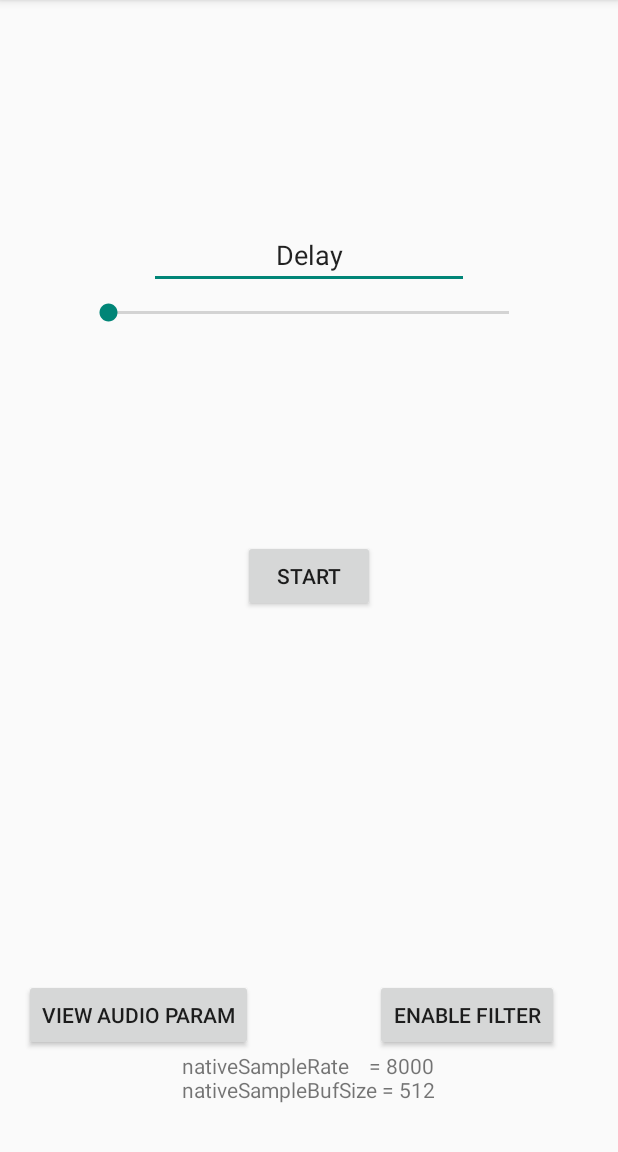
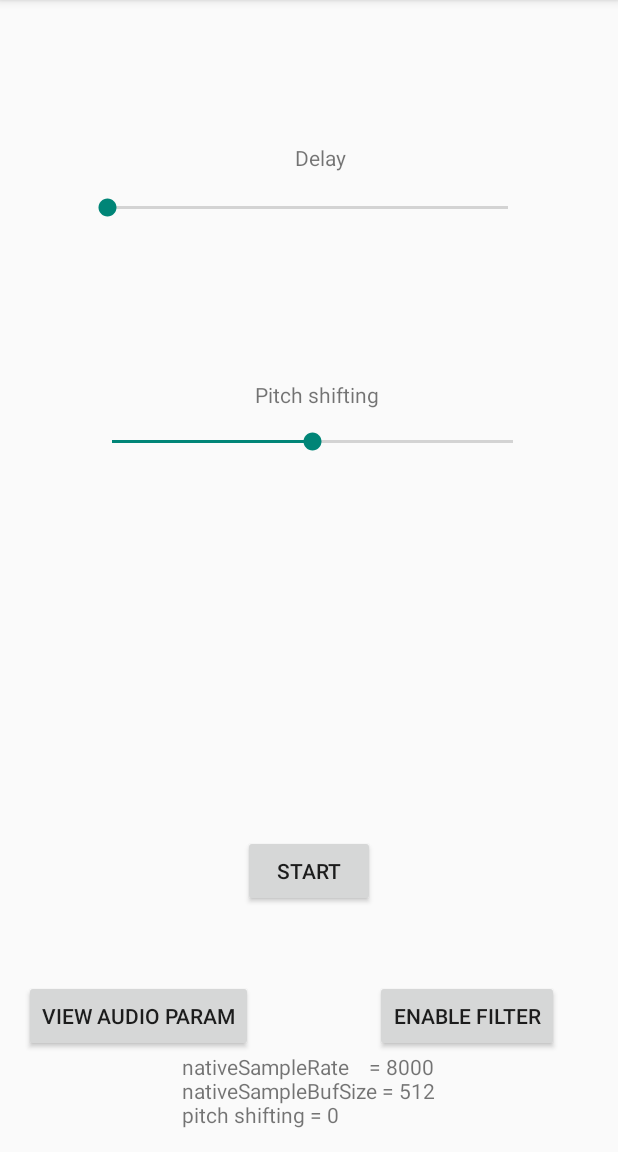
Before and after one commit to alexd555/wsola, an Android app: the screen it shows after launch (MainActivity), on a phone screen of 412 x 824 dp, the part 84-1236 px from its top. Run offline under Robolectric (Android 15) with nearby library versions, the phone set to English and light mode, and no system bars; 1 statement that could not run was skipped.

Commit message:
pitch shifting with seekBar

```diff
--- a/audio-echo/app/build.gradle
+++ b/audio-echo/app/build.gradle
@@ -10,7 +10,7 @@ android {
              *) set this minSDKVersion and cmake's ANDROID_PLATFORM to your version
              *) set ANDROID_STL to c++_static for some very earlier version android.
          */
-        minSdkVersion 23
+        minSdkVersion 22
         targetSdkVersion 25
         versionCode 1
         versionName '1.0'
--- a/audio-echo/app/src/main/java/com/google/sample/echo/MainActivity.java
+++ b/audio-echo/app/src/main/java/com/google/sample/echo/MainActivity.java
@@ -49,8 +49,10 @@ public class MainActivity extends Activity
     Boolean isPlaying = false;
     boolean filterOn = false;
     int delay_factor=1;
+    int pitch_shifting = 0;
     Thread mThread=null;
     SeekBar seekBar =  null;
+    SeekBar pitchBar = null;
     @Override
     protected void onCreate(Bundle savedInstanceState) {
         super.onCreate(savedInstanceState);
@@ -58,6 +60,36 @@ public class MainActivity extends Activity
         controlButton = (Button)findViewById((R.id.capture_control_button));
         statusView = (TextView)findViewById(R.id.statusView);
         toggleFilter = (Button)findViewById((R.id.toggle_filter_button));
+        final SeekBar pitchShifting = (SeekBar)findViewById(R.id.pitch_shifting);
+        pitchShifting.setOnSeekBarChangeListener(new OnSeekBarChangeListener() {
+            @Override
+            public void onProgressChanged(SeekBar seekBar, int i, boolean b) {
+                pitch_shifting = i - 12;
+                if(!isPlaying) {
+                    return;
+                }
+
+                // we are in echoing, re-start it
+                mThread = new Thread(new Runnable() {
+                    @Override
+                    public void run() {
+                        restartEcho();
+                    }
+                });
+                mThread.start();
+            }
+
+            @Override
+            public void onStartTrackingTouch(SeekBar seekBar) {
+
+            }
+
+            @Override
+            public void onStopTrackingTouch(SeekBar seekBar) {
+
+            }
+        });
+        pitchBar = pitchShifting;
         final SeekBar delayBar = (SeekBar)findViewById(R.id.delay_factor);
         seekBar = delayBar;
         delayBar.setOnSeekBarChangeListener(new OnSeekBarChangeListener() {
@@ -136,7 +168,9 @@ public class MainActivity extends Activity
     private void startEchoThread()
     {
         if (!isPlaying) {
-            createSLEngine(Integer.parseInt(nativeSampleRate), delay_factor * Integer.parseInt(nativeSampleBufSize));
+            createSLEngine(Integer.parseInt(nativeSampleRate),
+                    delay_factor * Integer.parseInt(nativeSampleBufSize),
+                    pitch_shifting);
             enableFilter(filterOn);
             if(!createSLBufferQueueAudioPlayer()) {
                 updateStatusUI(getString(R.string.error_player));
@@ -179,7 +213,9 @@ public class MainActivity extends Activity
         deleteSLEngine();
 
         // Starting...
-        createSLEngine(Integer.parseInt(nativeSampleRate), delay_factor * Integer.parseInt(nativeSampleBufSize));
+        createSLEngine(Integer.parseInt(nativeSampleRate),
+                delay_factor * Integer.parseInt(nativeSampleBufSize),
+                pitch_shifting);
         enableFilter(filterOn);
         if(!createSLBufferQueueAudioPlayer()) {
             updateStatusUI(getString(R.string.error_player));
@@ -233,9 +269,9 @@ public class MainActivity extends Activity
 
     private void queryNativeAudioParameters() {
         AudioManager myAudioMgr = (AudioManager) getSystemService(Context.AUDIO_SERVICE);
-        nativeSampleRate  =  8000+""; //myAudioMgr.getProperty(AudioManager.PROPERTY_OUTPUT_SAMPLE_RATE);
-        nativeSampleBufSize_base = 512+"";// myAudioMgr.getProperty(AudioManager.PROPERTY_OUTPUT_FRAMES_PER_BUFFER);
-        nativeSampleBufSize = 512+"" ;//myAudioMgr.getProperty(AudioManager.PROPERTY_OUTPUT_FRAMES_PER_BUFFER);
+        nativeSampleRate  =  "8000"; //myAudioMgr.getProperty(AudioManager.PROPERTY_OUTPUT_SAMPLE_RATE);
+        nativeSampleBufSize_base ="512"; // myAudioMgr.getProperty(AudioManager.PROPERTY_OUTPUT_FRAMES_PER_BUFFER);
+        nativeSampleBufSize = "512"; //myAudioMgr.getProperty(AudioManager.PROPERTY_OUTPUT_FRAMES_PER_BUFFER);
 
 
 
@@ -255,13 +291,15 @@ public class MainActivity extends Activity
             statusView.setText(getString(R.string.error_no_mic));
             controlButton.setEnabled(false);
             seekBar.setEnabled(false);
+            pitchBar.setEnabled(false);
             return;
         }
         runOnUiThread(new Runnable() {
             @Override
             public void run() {
             statusView.setText("nativeSampleRate    = " + nativeSampleRate + "\n" +
-                   "nativeSampleBufSize = " + delay_factor * Integer.parseInt(nativeSampleBufSize) + "\n");
+                   "nativeSampleBufSize = " + delay_factor * Integer.parseInt(nativeSampleBufSize) + "\n" +
+            "pitch shifting = "+pitch_shifting+"\n");
             }
         });
     }
@@ -273,6 +311,7 @@ public class MainActivity extends Activity
             public void run() {
                 controlButton.setEnabled(enable);
                 seekBar.setEnabled(enable);
+                pitchBar.setEnabled(enable);
             }
         });
     }
@@ -337,7 +376,7 @@ public class MainActivity extends Activity
     /*
      * jni function implementations...
      */
-    public static native void createSLEngine(int rate, int framesPerBuf);
+    public static native void createSLEngine(int rate, int framesPerBuf, int pitch);
     public static native void deleteSLEngine();
 
     public static native boolean createSLBufferQueueAudioPlayer();
--- a/audio-echo/app/src/main/res/layout/activity_main.xml
+++ b/audio-echo/app/src/main/res/layout/activity_main.xml
@@ -9,10 +9,11 @@
         android:id="@+id/capture_control_button"
         android:layout_width="wrap_content"
         android:layout_height="wrap_content"
-        android:text="@string/StartEcho"
+        android:layout_alignParentBottom="true"
+        android:layout_centerHorizontal="true"
+        android:layout_marginBottom="147dp"
         android:onClick="onEchoClick"
-        android:layout_centerVertical="true"
-        android:layout_centerHorizontal="true"/>
+        android:text="@string/StartEcho" />
 
     <Button
         android:layout_width="wrap_content"
@@ -44,22 +45,45 @@
         style="@style/Widget.AppCompat.SeekBar.Discrete"
         android:layout_width="299dp"
         android:layout_height="33dp"
+        android:layout_alignParentStart="true"
         android:layout_alignParentTop="true"
-        android:layout_centerHorizontal="true"
-        android:layout_marginTop="176dp"
+        android:layout_marginStart="39dp"
+        android:layout_marginTop="106dp"
         android:max="10"
         android:progress="0" />
 
-    <EditText
-        android:id="@+id/editText"
-        android:layout_width="wrap_content"
+    <SeekBar
+        android:id="@+id/pitch_shifting"
+        style="@style/Widget.AppCompat.SeekBar.Discrete"
+        android:layout_width="299dp"
+        android:layout_height="33dp"
+        android:layout_alignStart="@+id/delay_factor"
+        android:layout_alignParentTop="true"
+        android:layout_marginStart="3dp"
+        android:layout_marginTop="262dp"
+        android:max="24"
+        android:progress="12" />
+
+    <TextView
+        android:id="@+id/textView"
+        android:layout_width="153dp"
         android:layout_height="wrap_content"
+        android:layout_alignStart="@+id/capture_control_button"
         android:layout_alignParentTop="true"
-        android:layout_centerHorizontal="true"
-        android:layout_marginTop="131dp"
-        android:ems="10"
-        android:inputType="textPersonName"
+        android:layout_marginStart="-25dp"
+        android:layout_marginTop="79dp"
         android:text="Delay"
         android:textAlignment="center" />
 
+    <TextView
+        android:id="@+id/textView2"
+        android:layout_width="153dp"
+        android:layout_height="wrap_content"
+        android:layout_alignStart="@+id/capture_control_button"
+        android:layout_alignParentTop="true"
+        android:layout_marginStart="-27dp"
+        android:layout_marginTop="237dp"
+        android:text="Pitch shifting"
+        android:textAlignment="center" />
+
 </RelativeLayout>
--- a/audio-echo/build.gradle
+++ b/audio-echo/build.gradle
@@ -6,7 +6,7 @@ buildscript {
         google()
     }
     dependencies {
-        classpath 'com.android.tools.build:gradle:3.2.0'
+        classpath 'com.android.tools.build:gradle:3.2.1'
 
         // NOTE: Do not place your application dependencies here; they belong
         // in the individual module build.gradle files
```
Also changed, not shown: 1 other file.
